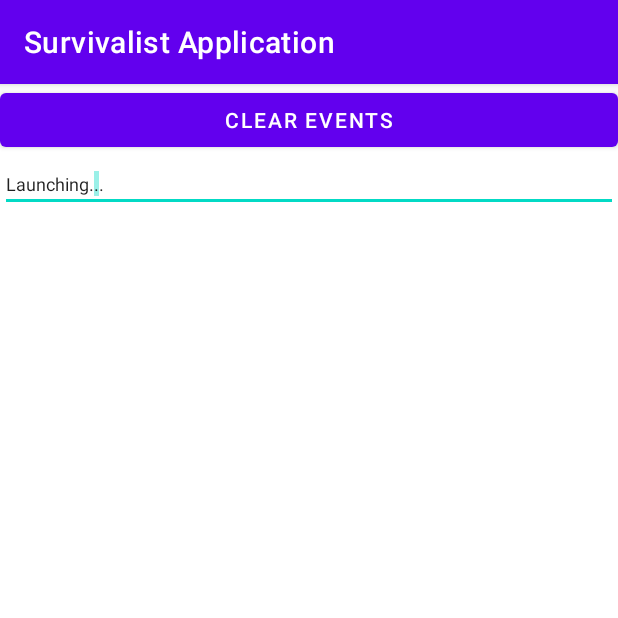
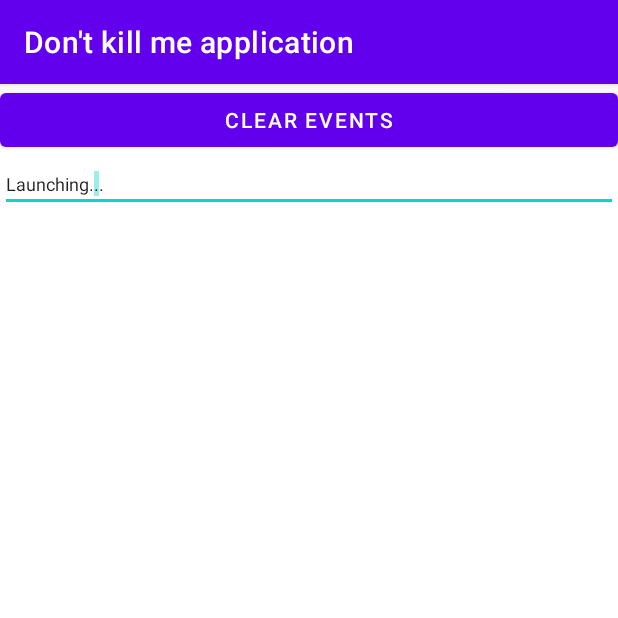
Before and after one commit to psa98/Dont_Kill_My_App, an Android app: the screen it shows after launch (InfoActivity), on a phone screen of 412 x 824 dp, the top half of it. Run offline under Robolectric (Android 15) with nearby library versions, the light colour scheme and no system bars; 3 statements that could not run were skipped.

Commit message:
1 commit

```diff
--- a/app/src/main/java/c/ponom/survivalistapplication/App.java
+++ b/app/src/main/java/c/ponom/survivalistapplication/App.java
@@ -42,7 +42,7 @@ public class App extends Application {
     public static MutableLiveData<String> liveList = new MutableLiveData<>();
     public static int tickCount;
     public static final long FREQUENT_REQUEST_PERIOD = 30;
-    private static final long INFREQUENT_REQUEST_PERIOD = 300;
+    private static final long INFREQUENT_REQUEST_PERIOD = 120;
     Application application;
     public static ArrayList<Date> tickList = new ArrayList<>();
     public static String fullListString = "Launching...";
@@ -57,9 +57,10 @@ public class App extends Application {
         workManager = WorkManager.getInstance(this);
         workManager.cancelAllWork();
         launchFrequentWorkRequest(FREQUENT_REQUEST_PERIOD);
+        launchFrequentWorkRequest(INFREQUENT_REQUEST_PERIOD);
         KeepAliveReceiver keepAliveReceiver =new KeepAliveReceiver();
-        this.registerReceiver(keepAliveReceiver,new IntentFilter(Intent.ACTION_TIME_TICK));
-        appendEvent("\n Relaunch"+formattedTimeStamp());
+        this.registerReceiver(keepAliveReceiver, new IntentFilter(Intent.ACTION_TIME_TICK));
+        appendEvent("\n Relaunch " + formattedTimeStamp());
         liveList.postValue(fullListString);
     }
 
--- a/app/src/main/res/values/strings.xml
+++ b/app/src/main/res/values/strings.xml
@@ -1,3 +1,3 @@
 <resources>
-    <string name="app_name">Survivalist Application</string>
+    <string name="app_name">Don\'t kill me application</string>
 </resources>
```
